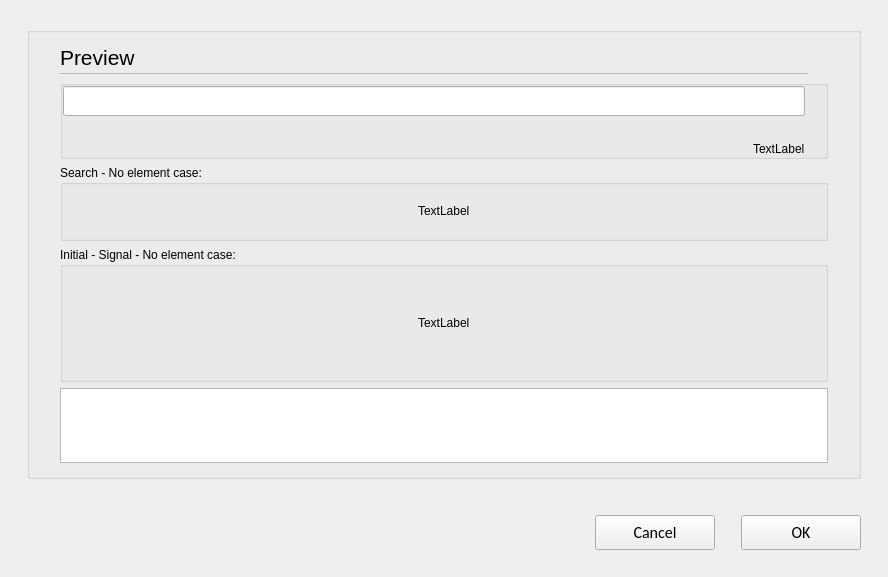
Before: the Qt Designer form opensyde_tool/src/system_definition/bus_edit/canopen/C_SdBueCoAddSignalsDialog.ui in openSYDE/openSYDE, drawn with Qt 5.
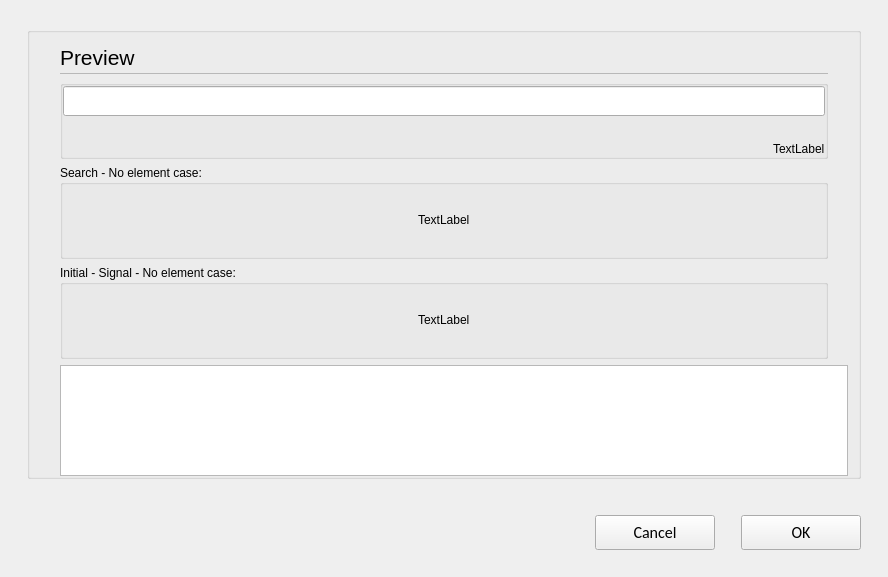
After: the same form once the commit is applied. Custom widgets are drawn as their Qt base class.

```diff
--- a/opensyde_tool/src/system_definition/bus_edit/canopen/C_SdBueCoAddSignalsDialog.ui
+++ b/opensyde_tool/src/system_definition/bus_edit/canopen/C_SdBueCoAddSignalsDialog.ui
@@ -36,15 +36,18 @@
        <number>30</number>
       </property>
       <property name="rightMargin">
-       <number>30</number>
+       <number>0</number>
       </property>
       <property name="bottomMargin">
-       <number>13</number>
+       <number>0</number>
       </property>
       <item>
-       <layout class="QVBoxLayout" name="verticalLayout_2" stretch="0,0,1,0,1">
+       <layout class="QVBoxLayout" name="verticalLayout_2" stretch="0,0,0,0">
+        <property name="rightMargin">
+         <number>30</number>
+        </property>
         <item>
-         <layout class="QVBoxLayout" name="verticalLayout_3" stretch="1,0">
+         <layout class="QVBoxLayout" name="verticalLayout_3" stretch="0,0">
           <property name="spacing">
            <number>0</number>
           </property>
@@ -105,7 +108,7 @@
              <number>1</number>
             </property>
             <property name="rightMargin">
-             <number>20</number>
+             <number>0</number>
             </property>
             <property name="bottomMargin">
              <number>0</number>
@@ -146,7 +149,7 @@
             <number>0</number>
            </property>
            <property name="rightMargin">
-            <number>20</number>
+            <number>0</number>
            </property>
            <property name="bottomMargin">
             <number>0</number>
@@ -341,6 +344,19 @@
           </layout>
          </widget>
         </item>
+       </layout>
+      </item>
+      <item>
+       <layout class="QVBoxLayout" name="verticalLayout_9">
+        <property name="topMargin">
+         <number>0</number>
+        </property>
+        <property name="rightMargin">
+         <number>10</number>
+        </property>
+        <property name="bottomMargin">
+         <number>0</number>
+        </property>
         <item>
          <widget class="stw::opensyde_gui::C_SdBueCoAddSignalsView" name="pc_TreeView"/>
         </item>
@@ -467,17 +483,28 @@
   </layout>
  </widget>
  <customwidgets>
-  <customwidget>
-   <class>stw::opensyde_gui_elements::C_OgeLabHeadingGroupBold</class>
-   <extends>QLabel</extends>
-   <header>C_OgeLabHeadingGroupBold.hpp</header>
-  </customwidget>
   <customwidget>
    <class>stw::opensyde_gui_elements::C_OgeFraSeparator</class>
    <extends>QFrame</extends>
    <header>C_OgeFraSeparator.hpp</header>
    <container>1</container>
   </customwidget>
+  <customwidget>
+   <class>stw::opensyde_gui_elements::C_OgeLabHeadingGroupBold</class>
+   <extends>QLabel</extends>
+   <header>C_OgeLabHeadingGroupBold.hpp</header>
+  </customwidget>
+  <customwidget>
+   <class>stw::opensyde_gui_elements::C_OgeLabGroupItem</class>
+   <extends>QLabel</extends>
+   <header>C_OgeLabGroupItem.hpp</header>
+  </customwidget>
+  <customwidget>
+   <class>stw::opensyde_gui_elements::C_OgeGbxTransparent</class>
+   <extends>QGroupBox</extends>
+   <header>C_OgeGbxTransparent.hpp</header>
+   <container>1</container>
+  </customwidget>
   <customwidget>
    <class>stw::opensyde_gui_elements::C_OgePubDialog</class>
    <extends>QPushButton</extends>
@@ -494,22 +521,11 @@
    <extends>QPushButton</extends>
    <header>C_OgePubCancel.hpp</header>
   </customwidget>
-  <customwidget>
-   <class>stw::opensyde_gui_elements::C_OgeLabGroupItem</class>
-   <extends>QLabel</extends>
-   <header>C_OgeLabGroupItem.hpp</header>
-  </customwidget>
   <customwidget>
    <class>stw::opensyde_gui_elements::C_OgeLeProperties</class>
    <extends>QLineEdit</extends>
    <header>C_OgeLeProperties.hpp</header>
   </customwidget>
-  <customwidget>
-   <class>stw::opensyde_gui_elements::C_OgeGbxTransparent</class>
-   <extends>QGroupBox</extends>
-   <header>C_OgeGbxTransparent.hpp</header>
-   <container>1</container>
-  </customwidget>
   <customwidget>
    <class>stw::opensyde_gui::C_SdBueCoAddSignalsView</class>
    <extends>QTreeView</extends>
```
